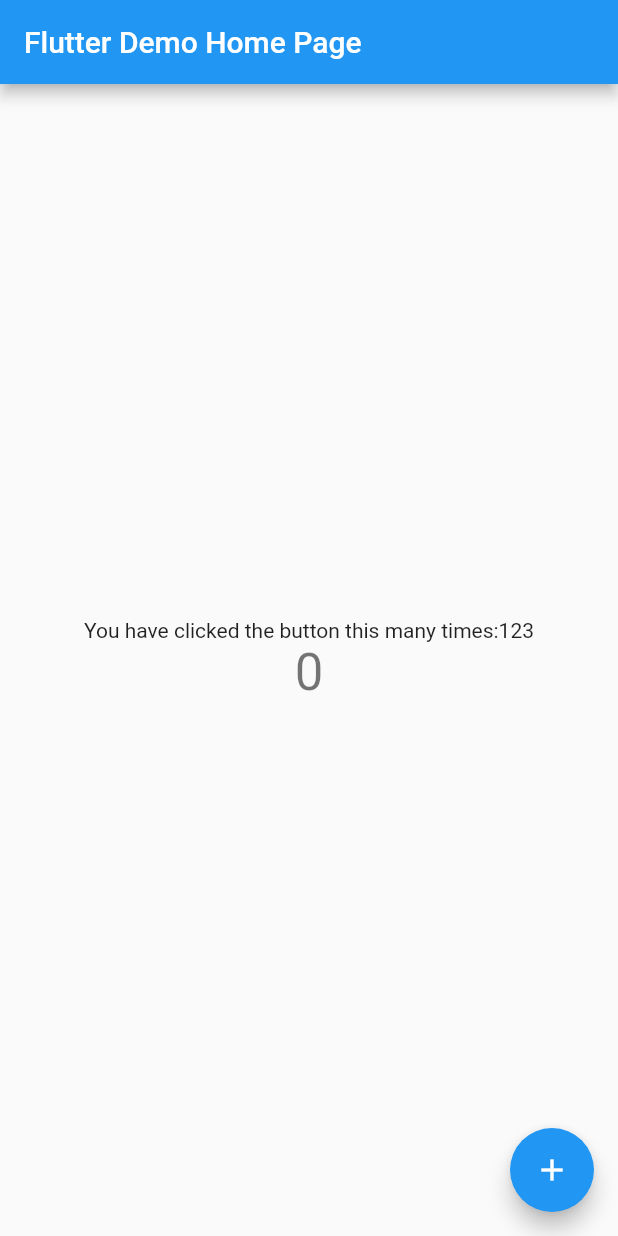
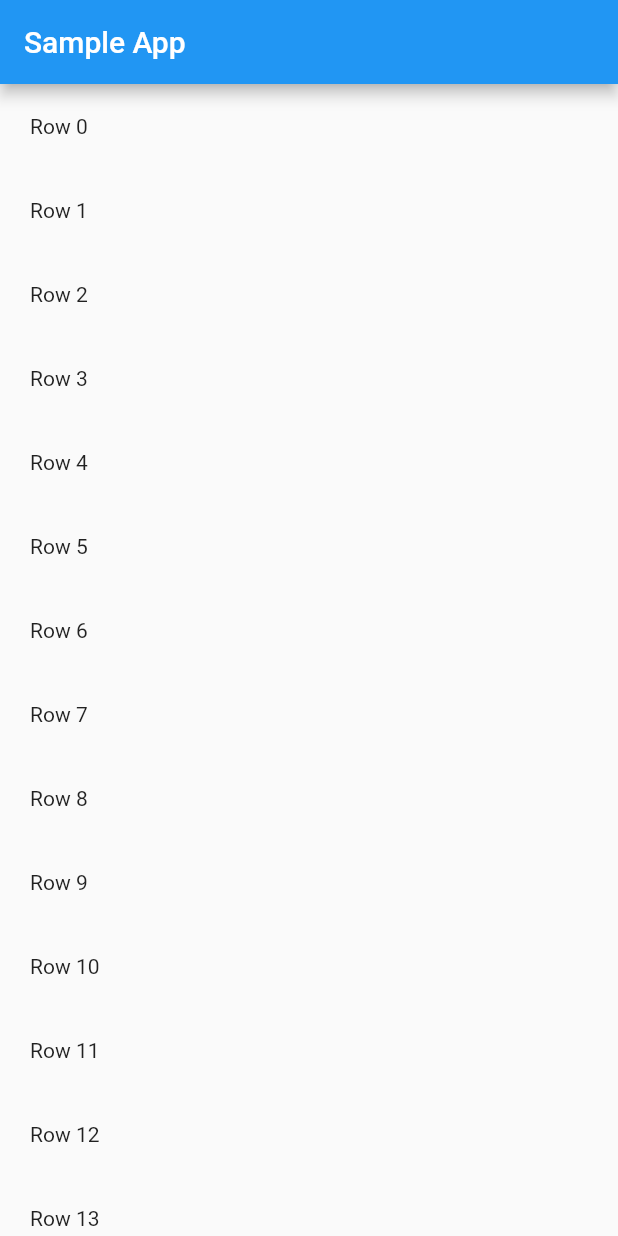
Before and after one commit to haoyd/FlutterSample, a Flutter app: the screen it shows after launch, on a phone screen of 412 x 824 dp. Run offline on Flutter 3.47's test engine with Material 2 defaults, Android fonts, the phone set to English and light mode, and no system bars.

Commit message:
列表设置

```diff
--- a/lib/main.dart
+++ b/lib/main.dart
@@ -6,106 +6,46 @@ class MyApp extends StatelessWidget {
   // This widget is the root of your application.
   @override
   Widget build(BuildContext context) {
-    return MaterialApp(
-      title: 'Flutter Demo',
-      theme: ThemeData(
-        // This is the theme of your application.
-        //
-        // Try running your application with "flutter run". You'll see the
-        // application has a blue toolbar. Then, without quitting the app, try
-        // changing the primarySwatch below to Colors.green and then invoke
-        // "hot reload" (press "r" in the console where you ran "flutter run",
-        // or simply save your changes to "hot reload" in a Flutter IDE).
-        // Notice that the counter didn't reset back to zero; the application
-        // is not restarted.
+    return new MaterialApp(
+      title: 'Sample App',
+      theme: new ThemeData(
         primarySwatch: Colors.blue,
       ),
-      home: MyHomePage(title: 'Flutter Demo Home Page'),
+      home: new SampleAppPage(),
     );
   }
 }
 
-class MyHomePage extends StatefulWidget {
-  MyHomePage({Key key, this.title}) : super(key: key);
-
-  // This widget is the home page of your application. It is stateful, meaning
-  // that it has a State object (defined below) that contains fields that affect
-  // how it looks.
-
-  // This class is the configuration for the state. It holds the values (in this
-  // case the title) provided by the parent (in this case the App widget) and
-  // used by the build method of the State. Fields in a Widget subclass are
-  // always marked "final".
-
-  final String title;
+class SampleAppPage extends StatefulWidget {
+  SampleAppPage({Key key}) : super(key: key);
 
   @override
-  _MyHomePageState createState() => _MyHomePageState();
+  _SampleAppPageState createState() => new _SampleAppPageState();
 }
 
-class _MyHomePageState extends State<MyHomePage> {
-  int _counter = 0;
-
-  void _incrementCounter() {
-    setState(() {
-      // This call to setState tells the Flutter framework that something has
-      // changed in this State, which causes it to rerun the build method below
-      // so that the display can reflect the updated values. If we changed
-      // _counter without calling setState(), then the build method would not be
-      // called again, and so nothing would appear to happen.
-      _counter++;
-    });
+class _SampleAppPageState extends State<SampleAppPage> {
+  @override
+  Widget build(BuildContext context) {
+    return new Scaffold(
+      appBar: new AppBar(
+        title: new Text("Sample App"),
+      ),
+      body: new ListView(children: _getListData()),
+    );
   }
 
-  @override
-  Widget build(BuildContext context) {
-    // This method is rerun every time setState is called, for instance as done
-    // by the _incrementCounter method above.
-    //®
-    // The Flutter framework has been optimized to make rerunning build methods
-    // fast, so that you can just rebuild anything that needs updating rather
-    // than having to individually change instances of widgets.
-    return Scaffold(
-      appBar: AppBar(
-        // Here we take the value from the MyHomePage object that was created by
-        // the App.build method, and use it to set our appbar title.
-        title: Text(widget.title),
-      ),
-      body: Center(
-        // Center is a layout widget. It takes a single child and positions it
-        // in the middle of the parent.
-        child: Column(
-          // Column is also layout widget. It takes a list of children and
-          // arranges them vertically. By default, it sizes itself to fit its
-          // children horizontally, and tries to be as tall as its parent.
-          //
-          // Invoke "debug painting" (press "p" in the console, choose the
-          // "Toggle Debug Paint" action from the Flutter Inspector in Android
-          // Studio, or the "Toggle Debug Paint" command in Visual Studio Code)
-          // to see the wireframe for each widget.
-          //
-          // Column has various properties to control how it sizes itself and
-          // how it positions its children. Here we use mainAxisAlignment to
-          // center the children vertically; the main axis here is the vertical
-          // axis because Columns are vertical (the cross axis would be
-          // horizontal).
-          mainAxisAlignment: MainAxisAlignment.center,
-          children: <Widget>[
-            Text(
-              'You have clicked the button this many times:123',
-            ),
-            Text(
-              '$_counter',
-              style: Theme.of(context).textTheme.display1,
-            ),
-          ],
-        ),
-      ),
-      floatingActionButton: FloatingActionButton(
-        onPressed: _incrementCounter,
-        tooltip: 'Increment',
-        child: Icon(Icons.add),
-      ), // This trailing comma makes auto-formatting nicer for build methods.
-    );
+  _getListData() {
+    List<Widget> widgets = [];
+    for (int i = 0; i < 100; i++) {
+      widgets.add(new GestureDetector(
+        child: new Padding(
+            padding: new EdgeInsets.all(20.0),
+            child: new Text("Row $i")),
+        onTap: () {
+          print('row tapped $i');
+        },
+      ));
+    }
+    return widgets;
   }
 }
```
